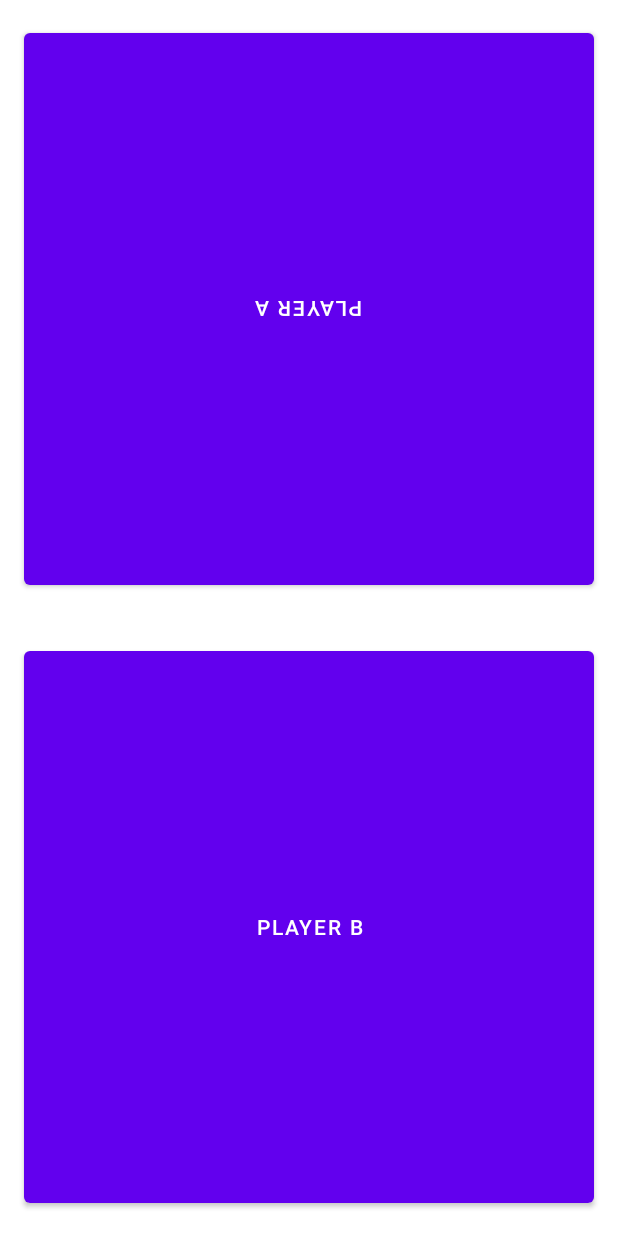
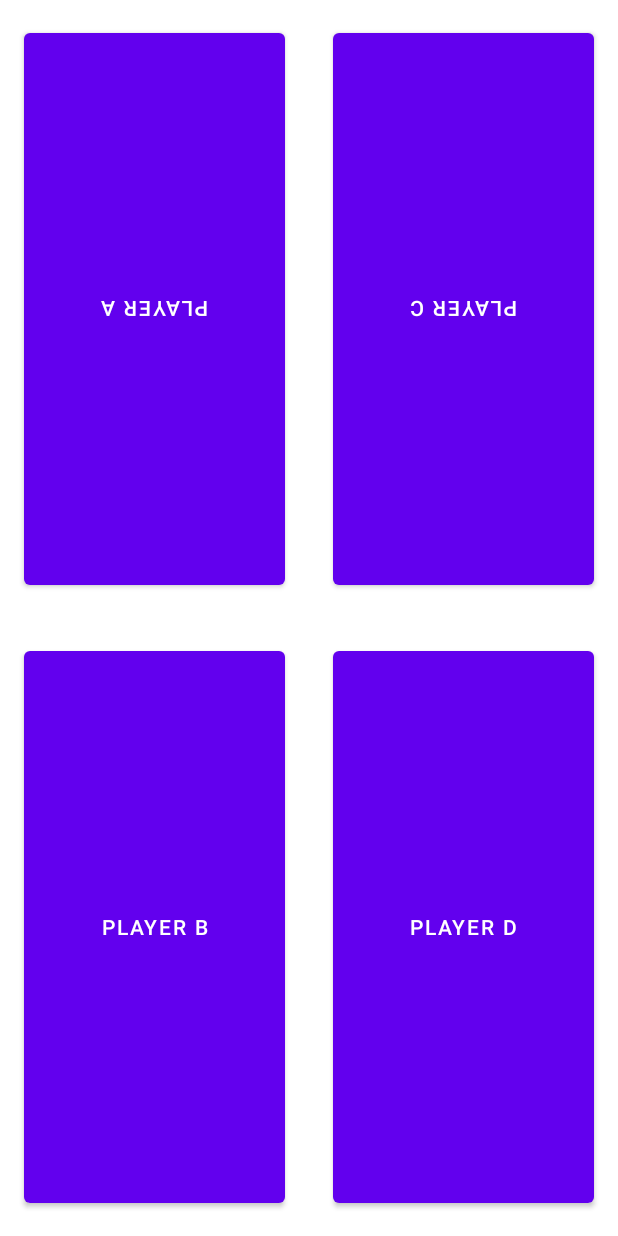
Before and after one commit to mueller-ma/TabletopTools, an Android app: the layout fragment_buzzers.xml on its own in the app's theme, with its tools: preview values and no code run, on a phone screen of 412 x 824 dp. Run offline under Robolectric (Android 15) with nearby library versions, the phone set to English and light mode, and no system bars.

Commit message:
Add up to 4 buzzers

```diff
--- a/app/src/main/res/layout/fragment_buzzers.xml
+++ b/app/src/main/res/layout/fragment_buzzers.xml
@@ -1,5 +1,5 @@
 <?xml version="1.0" encoding="utf-8"?>
-<LinearLayout xmlns:android="http://schemas.android.com/apk/res/android"
+<androidx.constraintlayout.widget.ConstraintLayout xmlns:android="http://schemas.android.com/apk/res/android"
         xmlns:app="http://schemas.android.com/apk/res-auto"
         xmlns:tools="http://schemas.android.com/tools"
         android:orientation="vertical"
@@ -10,18 +10,63 @@
 
     <com.google.android.material.button.MaterialButton
             android:id="@+id/buzzer_a"
-            android:layout_width="match_parent"
-            android:layout_height="wrap_content"
-            android:layout_margin="16dp"
+            android:layout_width="0dp"
+            android:layout_height="0dp"
             android:rotation="180"
             android:text="@string/buzzers_player_a"
-            android:layout_weight="0.5" />
+            android:layout_weight="0.5"
+            app:layout_constraintStart_toStartOf="parent"
+            android:layout_marginStart="16dp"
+            app:layout_constraintTop_toTopOf="parent"
+            android:layout_marginTop="16dp"
+            app:layout_constraintBottom_toTopOf="@id/buzzer_b"
+            android:layout_marginBottom="16dp"
+            app:layout_constraintEnd_toStartOf="@id/buzzer_c"
+            app:layout_constraintHorizontal_bias="0.5"
+            app:layout_constraintVertical_bias="0.5"
+            android:layout_marginEnd="16dp" />
+
+    <com.google.android.material.button.MaterialButton
+            android:id="@+id/buzzer_c"
+            android:layout_width="0dp"
+            android:layout_height="0dp"
+            android:rotation="180"
+            android:text="@string/buzzers_player_c"
+            android:layout_weight="0.5"
+            android:layout_marginStart="16dp"
+            app:layout_constraintTop_toTopOf="parent"
+            android:layout_marginTop="16dp"
+            app:layout_constraintBottom_toBottomOf="@id/buzzer_a"
+            app:layout_constraintStart_toEndOf="@id/buzzer_a"
+            app:layout_constraintEnd_toEndOf="parent"
+            android:layout_marginEnd="16dp"
+            android:visibility="visible" />
 
     <com.google.android.material.button.MaterialButton
             android:id="@+id/buzzer_b"
-            android:layout_width="match_parent"
-            android:layout_height="wrap_content"
+            android:layout_width="0dp"
+            android:layout_height="0dp"
             android:layout_margin="16dp"
             android:text="@string/buzzers_player_b"
-            android:layout_weight="0.5" />
-</LinearLayout>
+            app:layout_constraintBottom_toBottomOf="parent"
+            app:layout_constraintStart_toStartOf="parent"
+            android:layout_marginStart="16dp"
+            android:layout_marginEnd="16dp"
+            app:layout_constraintEnd_toStartOf="@id/buzzer_d"
+            app:layout_constraintTop_toBottomOf="@id/buzzer_a"
+            android:layout_marginBottom="16dp"
+            android:layout_marginTop="16dp" />
+
+    <com.google.android.material.button.MaterialButton
+            android:id="@+id/buzzer_d"
+            android:layout_width="0dp"
+            android:layout_height="0dp"
+            android:text="@string/buzzers_player_d"
+            app:layout_constraintBottom_toBottomOf="parent"
+            app:layout_constraintStart_toEndOf="@id/buzzer_b"
+            android:layout_marginStart="16dp"
+            android:layout_marginEnd="16dp"
+            app:layout_constraintEnd_toEndOf="parent"
+            app:layout_constraintTop_toTopOf="@id/buzzer_b"
+            android:layout_marginBottom="16dp" />
+</androidx.constraintlayout.widget.ConstraintLayout>
--- /dev/null
+++ b/app/src/main/res/menu/menu_buzzers.xml
@@ -0,0 +1,6 @@
+<?xml version="1.0" encoding="utf-8"?>
+<menu xmlns:android="http://schemas.android.com/apk/res/android">
+    <item
+            android:id="@+id/settings"
+            android:title="@string/settings" />
+</menu>
```
Also changed, not shown: app/src/main/java/com/github/muellerma/tabletoptools/ui/fragments/BuzzersFragment.kt (+53 -4 lines), app/src/main/res/values/strings.xml (+23 -5 lines).
